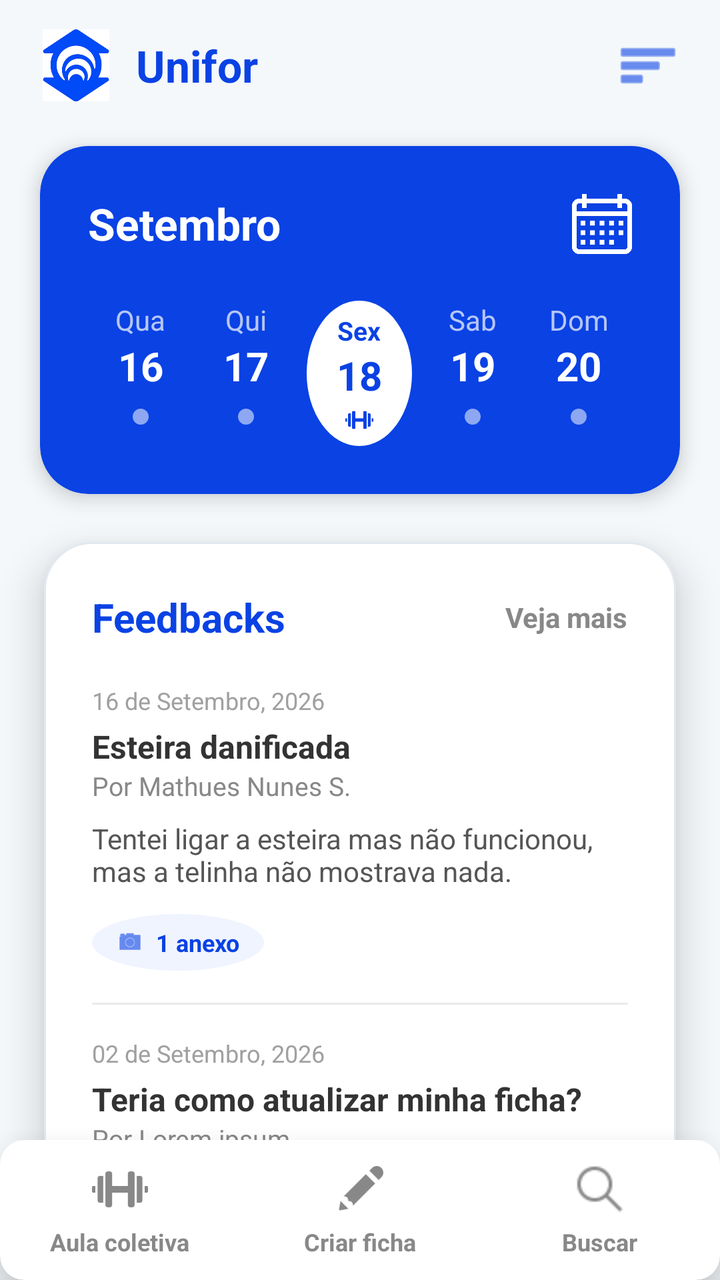
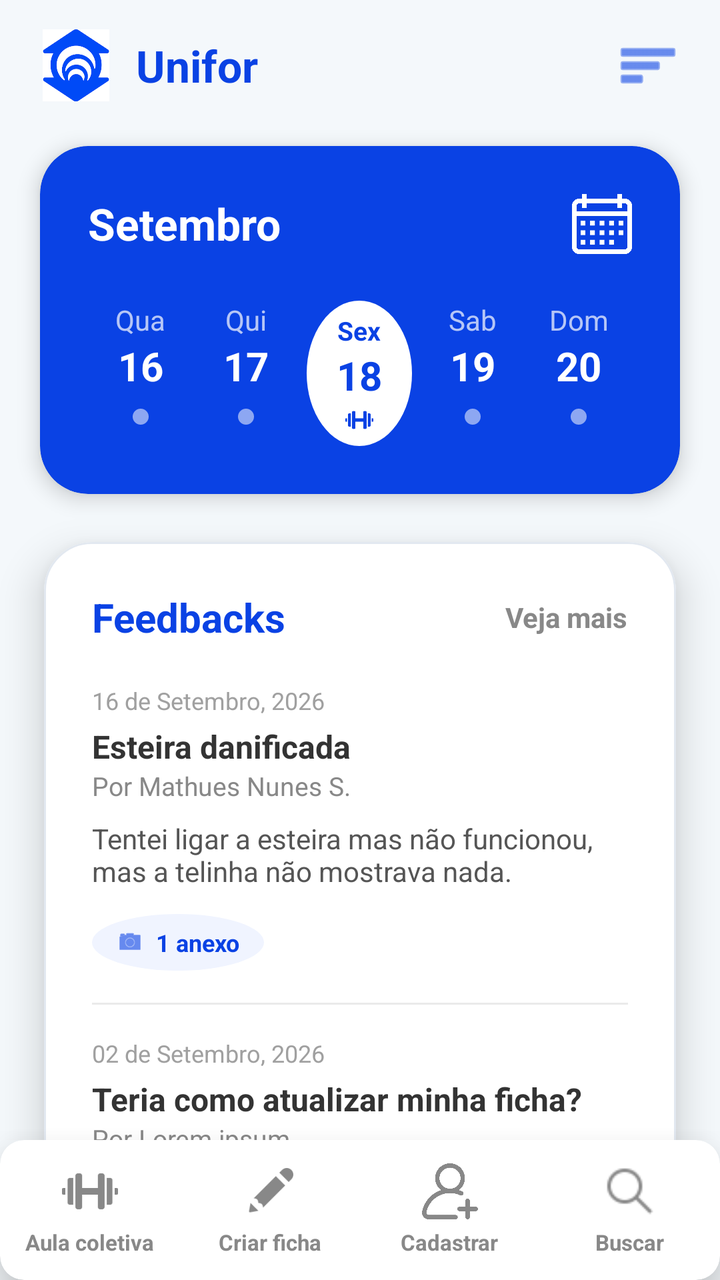

Two renders of the same Android screen: before a commit and after it. Below are the layout's source before the change and the commit's diff.
<!-- AndroidManifest.xml: application theme Theme.MoemaFit -->
<!-- res/layout/activity_home_prof.xml -->
<?xml version="1.0" encoding="utf-8"?>
<androidx.constraintlayout.widget.ConstraintLayout
    xmlns:android="http://schemas.android.com/apk/res/android"
    xmlns:app="http://schemas.android.com/apk/res-auto"
    xmlns:tools="http://schemas.android.com/tools"
    android:layout_width="match_parent"
    android:layout_height="match_parent"
    android:background="#F4F8FB">

    
    
    
    <androidx.constraintlayout.widget.ConstraintLayout
        android:id="@+id/toolbarLayout"
        android:layout_width="match_parent"
        android:layout_height="65dp"
        android:background="#F4F8FB"
        app:layout_constraintEnd_toEndOf="parent"
        app:layout_constraintStart_toStartOf="parent"
        app:layout_constraintTop_toTopOf="parent">

        <LinearLayout
            android:layout_width="wrap_content"
            android:layout_height="wrap_content"
            android:layout_marginStart="20dp"
            android:gravity="center_vertical"
            android:orientation="horizontal"
            app:layout_constraintBottom_toBottomOf="parent"
            app:layout_constraintStart_toStartOf="parent"
            app:layout_constraintTop_toTopOf="parent">

            <ImageView
                android:layout_width="36dp"
                android:layout_height="36dp"
                android:scaleType="fitCenter"
                android:src="@drawable/icone_unifor"/>

            <TextView
                android:layout_width="wrap_content"
                android:layout_height="wrap_content"
                android:layout_marginStart="12dp"
                android:text="Unifor"
                android:textColor="#0A42E4"
                android:textSize="22sp"
                android:textStyle="bold" />
        </LinearLayout>

        <ImageButton
            android:id="@+id/btn_menu"
            android:layout_width="48dp"
            android:layout_height="48dp"
            android:layout_marginEnd="12dp"
            android:background="?attr/selectableItemBackgroundBorderless"
            android:src="@android:drawable/ic_menu_sort_by_size"
            app:layout_constraintBottom_toBottomOf="parent"
            app:layout_constraintEnd_toEndOf="parent"
            app:layout_constraintTop_toTopOf="parent"
            app:tint="#0A42E4" />

    </androidx.constraintlayout.widget.ConstraintLayout>

    
    
    
    <ScrollView
        android:layout_width="match_parent"
        android:layout_height="0dp"
        android:clipToPadding="false"
        android:fillViewport="true"
        android:paddingBottom="24dp"
        android:scrollbars="none"
        app:layout_constraintBottom_toTopOf="@+id/bottom_nav_mock"
        app:layout_constraintTop_toBottomOf="@+id/toolbarLayout">

        
        <LinearLayout
            android:layout_width="match_parent"
            android:layout_height="wrap_content"
            android:clipToPadding="false"
            android:orientation="vertical"
            android:paddingHorizontal="20dp"
            android:paddingTop="8dp"
            android:paddingBottom="16dp">

            
            
            
            <com.google.android.material.card.MaterialCardView
                android:layout_width="match_parent"
                android:layout_height="wrap_content"
                android:layout_marginBottom="24dp"
                app:cardBackgroundColor="#0A42E4"
                app:cardCornerRadius="24dp"
                app:cardElevation="6dp"
                app:strokeWidth="0dp">

                <androidx.constraintlayout.widget.ConstraintLayout
                    android:layout_width="match_parent"
                    android:layout_height="wrap_content"
                    android:padding="24dp">

                    <TextView
                        android:id="@+id/text_mes"
                        android:layout_width="wrap_content"
                        android:layout_height="wrap_content"
                        android:text="Setembro"
                        android:textColor="#FFFFFF"
                        android:textSize="22sp"
                        android:textStyle="bold"
                        app:layout_constraintStart_toStartOf="parent"
                        app:layout_constraintTop_toTopOf="parent" />

                    <ImageButton
                        android:id="@+id/btn_calendario_full"
                        android:layout_width="30dp"
                        android:layout_height="30dp"
                        android:background="?attr/selectableItemBackgroundBorderless"
                        android:contentDescription="Abrir calendário completo"
                        android:scaleType="fitCenter"
                        android:src="@drawable/calendario_3"
                        app:layout_constraintBottom_toBottomOf="@+id/text_mes"
                        app:layout_constraintEnd_toEndOf="parent"
                        app:layout_constraintTop_toTopOf="@+id/text_mes"
                        app:tint="#FFFFFF" />

                    
                    <LinearLayout
                        android:layout_width="match_parent"
                        android:layout_height="wrap_content"
                        android:layout_marginTop="24dp"
                        android:orientation="horizontal"
                        app:layout_constraintTop_toBottomOf="@+id/text_mes">

                        
                        <LinearLayout android:layout_width="0dp" android:layout_height="wrap_content" android:layout_weight="1" android:gravity="center" android:orientation="vertical">
                            <TextView android:layout_width="wrap_content" android:layout_height="wrap_content" android:text="Qua" android:textColor="#B3FFFFFF" android:textSize="14sp" />
                            <TextView android:layout_width="wrap_content" android:layout_height="wrap_content" android:layout_marginBottom="8dp" android:text="16" android:textColor="#FFFFFF" android:textSize="20sp" android:textStyle="bold" />
                            <ImageView android:layout_width="8dp" android:layout_height="8dp" android:src="@drawable/shape_circulo_branco" app:tint="#88FFFFFF" />
                        </LinearLayout>

                        
                        <LinearLayout android:layout_width="0dp" android:layout_height="wrap_content" android:layout_weight="1" android:gravity="center" android:orientation="vertical">
                            <TextView android:layout_width="wrap_content" android:layout_height="wrap_content" android:text="Qui" android:textColor="#B3FFFFFF" android:textSize="14sp" />
                            <TextView android:layout_width="wrap_content" android:layout_height="wrap_content" android:layout_marginBottom="8dp" android:text="17" android:textColor="#FFFFFF" android:textSize="20sp" android:textStyle="bold" />
                            <ImageView android:layout_width="8dp" android:layout_height="8dp" android:src="@drawable/shape_circulo_branco" app:tint="#88FFFFFF" />
                        </LinearLayout>

                        
                        <LinearLayout
                            android:layout_width="0dp"
                            android:layout_height="wrap_content"
                            android:layout_weight="1"
                            android:layout_marginHorizontal="4dp"
                            android:background="@drawable/shape_circulo_branco"
                            android:backgroundTint="#FFFFFF"
                            android:gravity="center"
                            android:orientation="vertical"
                            android:paddingVertical="6dp">
                            <TextView android:layout_width="wrap_content" android:layout_height="wrap_content" android:text="Sex" android:textColor="#0A42E4" android:textSize="13sp" android:textStyle="bold" />
                            <TextView android:layout_width="wrap_content" android:layout_height="wrap_content" android:layout_marginBottom="2dp" android:text="18" android:textColor="#0A42E4" android:textSize="20sp" android:textStyle="bold" />
                            <ImageView android:layout_width="14dp" android:layout_height="14dp" android:src="@drawable/haltere" app:tint="#0A42E4" />
                        </LinearLayout>

                        
                        <LinearLayout android:layout_width="0dp" android:layout_height="wrap_content" android:layout_weight="1" android:gravity="center" android:orientation="vertical">
                            <TextView android:layout_width="wrap_content" android:layout_height="wrap_content" android:text="Sab" android:textColor="#B3FFFFFF" android:textSize="14sp" />
                            <TextView android:layout_width="wrap_content" android:layout_height="wrap_content" android:layout_marginBottom="8dp" android:text="19" android:textColor="#FFFFFF" android:textSize="20sp" android:textStyle="bold" />
                            <ImageView android:layout_width="8dp" android:layout_height="8dp" android:src="@drawable/shape_circulo_branco" app:tint="#88FFFFFF" />
                        </LinearLayout>

                        
                        <LinearLayout android:layout_width="0dp" android:layout_height="wrap_content" android:layout_weight="1" android:gravity="center" android:orientation="vertical">
                            <TextView android:layout_width="wrap_content" android:layout_height="wrap_content" android:text="Dom" android:textColor="#B3FFFFFF" android:textSize="14sp" />
                            <TextView android:layout_width="wrap_content" android:layout_height="wrap_content" android:layout_marginBottom="8dp" android:text="20" android:textColor="#FFFFFF" android:textSize="20sp" android:textStyle="bold" />
                            <ImageView android:layout_width="8dp" android:layout_height="8dp" android:src="@drawable/shape_circulo_branco" app:tint="#88FFFFFF" />
                        </LinearLayout>
                    </LinearLayout>
                </androidx.constraintlayout.widget.ConstraintLayout>
            </com.google.android.material.card.MaterialCardView>

            
            
            
            <com.google.android.material.card.MaterialCardView
                android:layout_width="match_parent"
                android:layout_height="wrap_content"
                android:layout_marginHorizontal="2dp"
                android:layout_marginBottom="8dp"
                app:cardBackgroundColor="#FFFFFF"
                app:cardCornerRadius="24dp"
                app:cardElevation="12dp"
                app:strokeColor="#E2E8F0"
                app:strokeWidth="1dp">
                

                <LinearLayout
                    android:layout_width="match_parent"
                    android:layout_height="wrap_content"
                    android:orientation="vertical"
                    android:padding="24dp">

                    
                    <LinearLayout
                        android:layout_width="match_parent"
                        android:layout_height="wrap_content"
                        android:layout_marginBottom="20dp"
                        android:gravity="center_vertical"
                        android:orientation="horizontal">

                        <TextView
                            android:layout_width="0dp"
                            android:layout_height="wrap_content"
                            android:layout_weight="1"
                            android:text="Feedbacks"
                            android:textColor="#0A42E4"
                            android:textSize="20sp"
                            android:textStyle="bold" />

                        <TextView
                            android:id="@+id/text_veja_mais"
                            android:layout_width="wrap_content"
                            android:layout_height="wrap_content"
                            android:clickable="true"
                            android:focusable="true"
                            android:text="Veja mais"
                            android:textColor="#888888"
                            android:textSize="14sp"
                            android:textStyle="bold" />
                    </LinearLayout>

                    
                    <LinearLayout
                        android:layout_width="match_parent"
                        android:layout_height="wrap_content"
                        android:layout_marginBottom="16dp"
                        android:orientation="vertical">

                        <TextView
                            android:layout_width="match_parent"
                            android:layout_height="wrap_content"
                            android:text="16 de Setembro, 2026"
                            android:textColor="#A0A0A0"
                            android:textSize="12sp" />

                        <TextView
                            android:layout_width="match_parent"
                            android:layout_height="wrap_content"
                            android:layout_marginTop="4dp"
                            android:text="Esteira danificada"
                            android:textColor="#333333"
                            android:textSize="16sp"
                            android:textStyle="bold" />

                        <TextView
                            android:layout_width="match_parent"
                            android:layout_height="wrap_content"
                            android:text="Por Mathues Nunes S."
                            android:textColor="#888888"
                            android:textSize="13sp" />

                        <TextView
                            android:layout_width="match_parent"
                            android:layout_height="wrap_content"
                            android:layout_marginTop="8dp"
                            android:text="Tentei ligar a esteira mas não funcionou, mas a telinha não mostrava nada."
                            android:textColor="#555555"
                            android:textSize="14sp" />

                        <LinearLayout
                            android:layout_width="wrap_content"
                            android:layout_height="wrap_content"
                            android:layout_marginTop="12dp"
                            android:background="@drawable/shape_circulo_branco"
                            android:backgroundTint="#F0F4FF"
                            android:gravity="center_vertical"
                            android:paddingHorizontal="12dp"
                            android:paddingVertical="6dp">

                            <ImageView
                                android:layout_width="14dp"
                                android:layout_height="14dp"
                                android:src="@android:drawable/ic_menu_camera"
                                app:tint="#0A42E4" />

                            <TextView
                                android:layout_width="wrap_content"
                                android:layout_height="wrap_content"
                                android:layout_marginStart="6dp"
                                android:text="1 anexo"
                                android:textColor="#0A42E4"
                                android:textSize="12sp"
                                android:textStyle="bold" />
                        </LinearLayout>

                        <View
                            android:layout_width="match_parent"
                            android:layout_height="1dp"
                            android:layout_marginTop="16dp"
                            android:background="#EAEAEA" />
                    </LinearLayout>

                    
                    <LinearLayout
                        android:layout_width="match_parent"
                        android:layout_height="wrap_content"
                        android:orientation="vertical">

                        <TextView
                            android:layout_width="match_parent"
                            android:layout_height="wrap_content"
                            android:text="02 de Setembro, 2026"
                            android:textColor="#A0A0A0"
                            android:textSize="12sp" />

                        <TextView
                            android:layout_width="match_parent"
                            android:layout_height="wrap_content"
                            android:layout_marginTop="4dp"
                            android:text="Teria como atualizar minha ficha?"
                            android:textColor="#333333"
                            android:textSize="16sp"
                            android:textStyle="bold" />

                        <TextView
                            android:layout_width="match_parent"
                            android:layout_height="wrap_content"
                            android:text="Por Lorem ipsum"
                            android:textColor="#888888"
                            android:textSize="13sp" />

                        <TextView
                            android:layout_width="match_parent"
                            android:layout_height="wrap_content"
                            android:layout_marginTop="8dp"
                            android:text="Lorem Ipsum dolor sit amet, consectetur adipiscing elit."
                            android:textColor="#555555"
                            android:textSize="14sp" />
                    </LinearLayout>
                </LinearLayout>
            </com.google.android.material.card.MaterialCardView>

        </LinearLayout>
    </ScrollView>

    
    
    
    <com.google.android.material.card.MaterialCardView
        android:id="@+id/bottom_nav_mock"
        android:layout_width="match_parent"
        android:layout_height="wrap_content"
        app:cardBackgroundColor="#FFFFFF"
        app:cardElevation="16dp"
        app:layout_constraintBottom_toBottomOf="parent"
        app:layout_constraintEnd_toEndOf="parent"
        app:layout_constraintStart_toStartOf="parent"
        app:strokeWidth="0dp">

        <LinearLayout
            android:layout_width="match_parent"
            android:layout_height="70dp"
            android:baselineAligned="false"
            android:orientation="horizontal">

            <LinearLayout
                android:layout_width="0dp"
                android:layout_height="match_parent"
                android:layout_weight="1"
                android:background="?attr/selectableItemBackground"
                android:clickable="true"
                android:focusable="true"
                android:gravity="center"
                android:orientation="vertical">
                <ImageView
                    android:layout_width="28dp"
                    android:layout_height="28dp"
                    android:layout_marginBottom="4dp"
                    android:src="@drawable/haltere"
                    app:tint="#888888" />
                <TextView
                    android:layout_width="wrap_content"
                    android:layout_height="wrap_content"
                    android:text="Aula coletiva"
                    android:textColor="#888888"
                    android:textSize="12sp"
                    android:textStyle="bold" />
            </LinearLayout>

            <LinearLayout
                android:layout_width="0dp"
                android:layout_height="match_parent"
                android:layout_weight="1"
                android:background="?attr/selectableItemBackground"
                android:clickable="true"
                android:focusable="true"
                android:gravity="center"
                android:orientation="vertical">
                <ImageView
                    android:layout_width="28dp"
                    android:layout_height="28dp"
                    android:layout_marginBottom="4dp"
                    android:src="@drawable/editar"
                    app:tint="#888888" />
                <TextView
                    android:layout_width="wrap_content"
                    android:layout_height="wrap_content"
                    android:text="Criar ficha"
                    android:textColor="#888888"
                    android:textSize="12sp"
                    android:textStyle="bold" />
            </LinearLayout>

            <LinearLayout
                android:layout_width="0dp"
                android:layout_height="match_parent"
                android:layout_weight="1"
                android:background="?attr/selectableItemBackground"
                android:clickable="true"
                android:focusable="true"
                android:gravity="center"
                android:orientation="vertical">
                <ImageView
                    android:layout_width="28dp"
                    android:layout_height="28dp"
                    android:layout_marginBottom="4dp"
                    android:src="@drawable/pesquisar"
                    app:tint="#888888" />
                <TextView
                    android:layout_width="wrap_content"
                    android:layout_height="wrap_content"
                    android:text="Buscar"
                    android:textColor="#888888"
                    android:textSize="12sp"
                    android:textStyle="bold" />
            </LinearLayout>
        </LinearLayout>
    </com.google.android.material.card.MaterialCardView>

</androidx.constraintlayout.widget.ConstraintLayout>
<!-- resources referenced by this layout -->
<resources>
  <!-- drawable calendario_3: png bitmap (drawable, 5197 bytes) -->
  <!-- drawable editar: png bitmap (drawable, 752 bytes) -->
  <!-- drawable haltere: png bitmap (drawable, 542 bytes) -->
  <!-- drawable icone_unifor: png bitmap (drawable, 4331 bytes) -->
  <!-- drawable pesquisar: png bitmap (drawable, 548 bytes) -->
  <!-- drawable shape_circulo_branco (drawable) -->
  <?xml version="1.0" encoding="utf-8"?>
  <shape xmlns:android="http://schemas.android.com/apk/res/android" android:shape="oval">
      <solid android:color="#FFFFFF" />
      <size android:width="16dp" android:height="16dp" />
  </shape>
  <style name="Theme.MoemaFit" parent="Base.Theme.MoemaFit" />
  <style name="Base.Theme.MoemaFit" parent="Theme.Material3.DayNight.NoActionBar">
          
          
      </style>
</resources>

<!-- the commit's change to res/layout/activity_home_prof.xml (unified diff, before → after) -->
@@ -72,7 +72,6 @@
         app:layout_constraintBottom_toTopOf="@+id/bottom_nav_mock"
         app:layout_constraintTop_toBottomOf="@+id/toolbarLayout">
 
-        
         <LinearLayout
             android:layout_width="match_parent"
             android:layout_height="wrap_content"
@@ -82,8 +81,6 @@
             android:paddingTop="8dp"
             android:paddingBottom="16dp">
 
-            
-            
             
             <com.google.android.material.card.MaterialCardView
                 android:layout_width="match_parent"
@@ -179,8 +176,6 @@
             </com.google.android.material.card.MaterialCardView>
 
             
-            
-            
             <com.google.android.material.card.MaterialCardView
                 android:layout_width="match_parent"
                 android:layout_height="wrap_content"
@@ -191,7 +186,6 @@
                 app:cardElevation="12dp"
                 app:strokeColor="#E2E8F0"
                 app:strokeWidth="1dp">
-                
 
                 <LinearLayout
                     android:layout_width="match_parent"
@@ -199,7 +193,6 @@
                     android:orientation="vertical"
                     android:padding="24dp">
 
-                    
                     <LinearLayout
                         android:layout_width="match_parent"
                         android:layout_height="wrap_content"
@@ -235,36 +228,10 @@
                         android:layout_marginBottom="16dp"
                         android:orientation="vertical">
 
-                        <TextView
-                            android:layout_width="match_parent"
-                            android:layout_height="wrap_content"
-                            android:text="16 de Setembro, 2026"
-                            android:textColor="#A0A0A0"
-                            android:textSize="12sp" />
-
-                        <TextView
-                            android:layout_width="match_parent"
-                            android:layout_height="wrap_content"
-                            android:layout_marginTop="4dp"
-                            android:text="Esteira danificada"
-                            android:textColor="#333333"
-                            android:textSize="16sp"
-                            android:textStyle="bold" />
-
-                        <TextView
-                            android:layout_width="match_parent"
-                            android:layout_height="wrap_content"
-                            android:text="Por Mathues Nunes S."
-                            android:textColor="#888888"
-                            android:textSize="13sp" />
-
-                        <TextView
-                            android:layout_width="match_parent"
-                            android:layout_height="wrap_content"
-                            android:layout_marginTop="8dp"
-                            android:text="Tentei ligar a esteira mas não funcionou, mas a telinha não mostrava nada."
-                            android:textColor="#555555"
-                            android:textSize="14sp" />
+                        <TextView android:layout_width="match_parent" android:layout_height="wrap_content" android:text="16 de Setembro, 2026" android:textColor="#A0A0A0" android:textSize="12sp" />
+                        <TextView android:layout_width="match_parent" android:layout_height="wrap_content" android:layout_marginTop="4dp" android:text="Esteira danificada" android:textColor="#333333" android:textSize="16sp" android:textStyle="bold" />
+                        <TextView android:layout_width="match_parent" android:layout_height="wrap_content" android:text="Por Mathues Nunes S." android:textColor="#888888" android:textSize="13sp" />
+                        <TextView android:layout_width="match_parent" android:layout_height="wrap_content" android:layout_marginTop="8dp" android:text="Tentei ligar a esteira mas não funcionou, mas a telinha não mostrava nada." android:textColor="#555555" android:textSize="14sp" />
 
                         <LinearLayout
                             android:layout_width="wrap_content"
@@ -276,27 +243,10 @@
                             android:paddingHorizontal="12dp"
                             android:paddingVertical="6dp">
 
-                            <ImageView
-                                android:layout_width="14dp"
-                                android:layout_height="14dp"
-                                android:src="@android:drawable/ic_menu_camera"
-                                app:tint="#0A42E4" />
-
-                            <TextView
-                                android:layout_width="wrap_content"
-                                android:layout_height="wrap_content"
-                                android:layout_marginStart="6dp"
-                                android:text="1 anexo"
-                                android:textColor="#0A42E4"
-                                android:textSize="12sp"
-                                android:textStyle="bold" />
-                        </LinearLayout>
-
-                        <View
-                            android:layout_width="match_parent"
-                            android:layout_height="1dp"
-                            android:layout_marginTop="16dp"
-                            android:background="#EAEAEA" />
+                            <ImageView android:layout_width="14dp" android:layout_height="14dp" android:src="@android:drawable/ic_menu_camera" app:tint="#0A42E4" />
+                            <TextView android:layout_width="wrap_content" android:layout_height="wrap_content" android:layout_marginStart="6dp" android:text="1 anexo" android:textColor="#0A42E4" android:textSize="12sp" android:textStyle="bold" />
+                        </LinearLayout>
+                        <View android:layout_width="match_parent" android:layout_height="1dp" android:layout_marginTop="16dp" android:background="#EAEAEA" />
                     </LinearLayout>
 
                     
@@ -305,36 +255,10 @@
                         android:layout_height="wrap_content"
                         android:orientation="vertical">
 
-                        <TextView
-                            android:layout_width="match_parent"
-                            android:layout_height="wrap_content"
-                            android:text="02 de Setembro, 2026"
-                            android:textColor="#A0A0A0"
-                            android:textSize="12sp" />
-
-                        <TextView
-                            android:layout_width="match_parent"
-                            android:layout_height="wrap_content"
-                            android:layout_marginTop="4dp"
-                            android:text="Teria como atualizar minha ficha?"
-                            android:textColor="#333333"
-                            android:textSize="16sp"
-                            android:textStyle="bold" />
-
-                        <TextView
-                            android:layout_width="match_parent"
-                            android:layout_height="wrap_content"
-                            android:text="Por Lorem ipsum"
-                            android:textColor="#888888"
-                            android:textSize="13sp" />
-
-                        <TextView
-                            android:layout_width="match_parent"
-                            android:layout_height="wrap_content"
-                            android:layout_marginTop="8dp"
-                            android:text="Lorem Ipsum dolor sit amet, consectetur adipiscing elit."
-                            android:textColor="#555555"
-                            android:textSize="14sp" />
+                        <TextView android:layout_width="match_parent" android:layout_height="wrap_content" android:text="02 de Setembro, 2026" android:textColor="#A0A0A0" android:textSize="12sp" />
+                        <TextView android:layout_width="match_parent" android:layout_height="wrap_content" android:layout_marginTop="4dp" android:text="Teria como atualizar minha ficha?" android:textColor="#333333" android:textSize="16sp" android:textStyle="bold" />
+                        <TextView android:layout_width="match_parent" android:layout_height="wrap_content" android:text="Por Lorem ipsum" android:textColor="#888888" android:textSize="13sp" />
+                        <TextView android:layout_width="match_parent" android:layout_height="wrap_content" android:layout_marginTop="8dp" android:text="Lorem Ipsum dolor sit amet, consectetur adipiscing elit." android:textColor="#555555" android:textSize="14sp" />
                     </LinearLayout>
                 </LinearLayout>
             </com.google.android.material.card.MaterialCardView>
@@ -362,6 +286,7 @@
             android:baselineAligned="false"
             android:orientation="horizontal">
 
+            
             <LinearLayout
                 android:layout_width="0dp"
                 android:layout_height="match_parent"
@@ -382,10 +307,11 @@
                     android:layout_height="wrap_content"
                     android:text="Aula coletiva"
                     android:textColor="#888888"
-                    android:textSize="12sp"
+                    android:textSize="11sp"
                     android:textStyle="bold" />
             </LinearLayout>
 
+            
             <LinearLayout
                 android:layout_width="0dp"
                 android:layout_height="match_parent"
@@ -406,10 +332,36 @@
                     android:layout_height="wrap_content"
                     android:text="Criar ficha"
                     android:textColor="#888888"
-                    android:textSize="12sp"
+                    android:textSize="11sp"
                     android:textStyle="bold" />
             </LinearLayout>
 
+            
+            <LinearLayout
+                android:layout_width="0dp"
+                android:layout_height="match_parent"
+                android:layout_weight="1"
+                android:background="?attr/selectableItemBackground"
+                android:clickable="true"
+                android:focusable="true"
+                android:gravity="center"
+                android:orientation="vertical">
+                <ImageView
+                    android:layout_width="28dp"
+                    android:layout_height="28dp"
+                    android:layout_marginBottom="4dp"
+                    android:src="@drawable/adicionar_usuario"
+                    app:tint="#888888" />
+                <TextView
+                    android:layout_width="wrap_content"
+                    android:layout_height="wrap_content"
+                    android:text="Cadastrar"
+                    android:textColor="#888888"
+                    android:textSize="11sp"
+                    android:textStyle="bold" />
+            </LinearLayout>
+
+            
             <LinearLayout
                 android:layout_width="0dp"
                 android:layout_height="match_parent"
@@ -430,9 +382,10 @@
                     android:layout_height="wrap_content"
                     android:text="Buscar"
                     android:textColor="#888888"
-                    android:textSize="12sp"
+                    android:textSize="11sp"
                     android:textStyle="bold" />
             </LinearLayout>
+
         </LinearLayout>
     </com.google.android.material.card.MaterialCardView>
 
<!-- resource entries referenced after the edit -->
@@ -1,5 +1,6 @@
 <!-- resources referenced by this layout -->
 <resources>
+  <!-- drawable adicionar_usuario: png bitmap (drawable, 15375 bytes) -->
   <!-- drawable calendario_3: png bitmap (drawable, 5197 bytes) -->
   <!-- drawable editar: png bitmap (drawable, 752 bytes) -->
   <!-- drawable haltere: png bitmap (drawable, 542 bytes) -->
